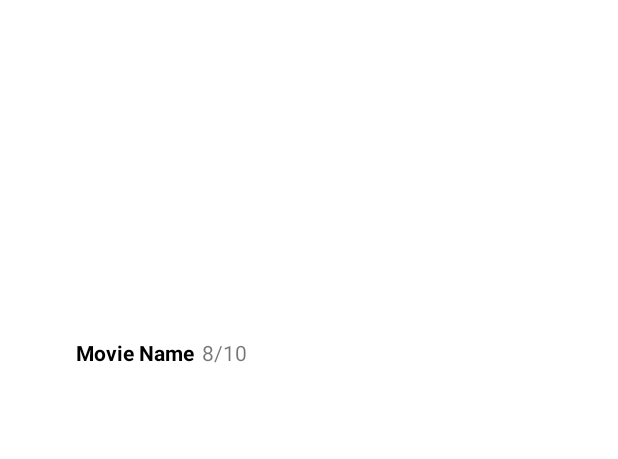
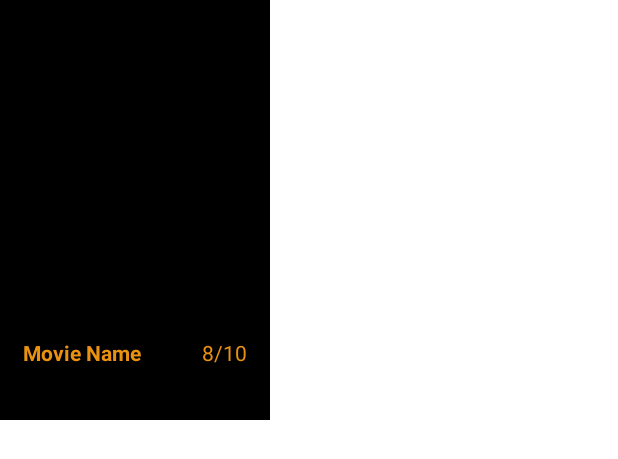
Before and after one commit to onursumakoglu/MovieAppp, an Android app: the layout home_grid_recycler_item.xml on its own in the app's theme, with its tools: preview values and no code run, on a phone screen of 412 x 824 dp. Shown: the top 459 px of the screen. Run offline under Robolectric (Android 15) with nearby library versions, the phone set to English and light mode, and no system bars.

Commit message:
data is pulled and shown in home fragment connected with adapter - 30.12.21 - 00:53

```diff
--- a/app/build.gradle
+++ b/app/build.gradle
@@ -56,6 +56,7 @@ dependencies {
     implementation 'io.reactivex.rxjava3:rxandroid:3.0.0'
     implementation 'io.reactivex.rxjava3:rxjava:3.0.0'
 
-    implementation 'com.squareup.picasso:picasso:2.71828'
+    implementation 'com.github.bumptech.glide:glide:4.12.0'
+    annotationProcessor 'com.github.bumptech.glide:compiler:4.12.0'
 
 }
--- a/app/src/main/java/com/onurberin/movieapp/data/remote/MovieDTO.kt
+++ b/app/src/main/java/com/onurberin/movieapp/data/remote/MovieDTO.kt
@@ -6,6 +6,6 @@ data class MovieDTO (
 
     @SerializedName("title") var title: String? = null,
     @SerializedName("overview") var overview: String? = null,
-    @SerializedName("vote_average") var vote_average: Double? = null
-
+    @SerializedName("vote_average") var vote_average: Double? = null,
+    @SerializedName("poster_path") var poster_path: String? = null
 )
--- a/app/src/main/res/layout/home_grid_recycler_item.xml
+++ b/app/src/main/res/layout/home_grid_recycler_item.xml
@@ -4,7 +4,8 @@
     android:layout_width="180dp"
     android:layout_height="280dp"
     android:padding="15dp"
-    android:orientation="vertical">
+    android:orientation="vertical"
+    android:background="@color/black">
 
     <ImageView
         android:layout_width="match_parent"
@@ -18,25 +19,27 @@
         android:layout_marginTop="10dp">
 
         <TextView
-            android:layout_width="wrap_content"
+            android:id="@+id/home_grid_movie_name"
+            android:layout_width="match_parent"
             android:layout_height="wrap_content"
-            android:id="@+id/home_grid_movie_name"
-            android:layout_alignParentSt3art="true"
+            android:layout_alignParentStart="true"
             android:layout_centerVertical="true"
             android:layout_marginRight="5dp"
             android:layout_toStartOf="@+id/home_grid_movie_point"
+            android:ellipsize="end"
             android:gravity="start"
+            android:lines="2"
             android:text="Movie Name"
-            android:textStyle="bold"
-            android:textColor="@color/black"/>
+            android:textColor="#EA9210"
+            android:textStyle="bold" />
 
         <TextView
+            android:id="@+id/home_grid_movie_point"
             android:layout_width="wrap_content"
             android:layout_height="wrap_content"
-            android:id="@+id/home_grid_movie_point"
             android:layout_alignParentEnd="true"
-            android:layout_centerVertical="true"
-            android:text="8/10" />
+            android:text="8/10"
+            android:textColor="#EA9210"/>
 
     </RelativeLayout>
 
```
Also changed, not shown: app/src/main/java/com/onurberin/movieapp/HomeAdapter.kt (deleted, +0 -32 lines), app/src/main/java/com/onurberin/movieapp/HomeFragment.kt (+22 -12 lines), app/src/main/java/com/onurberin/movieapp/HomeMovieAdapter.kt (added, +50 -0 lines).
